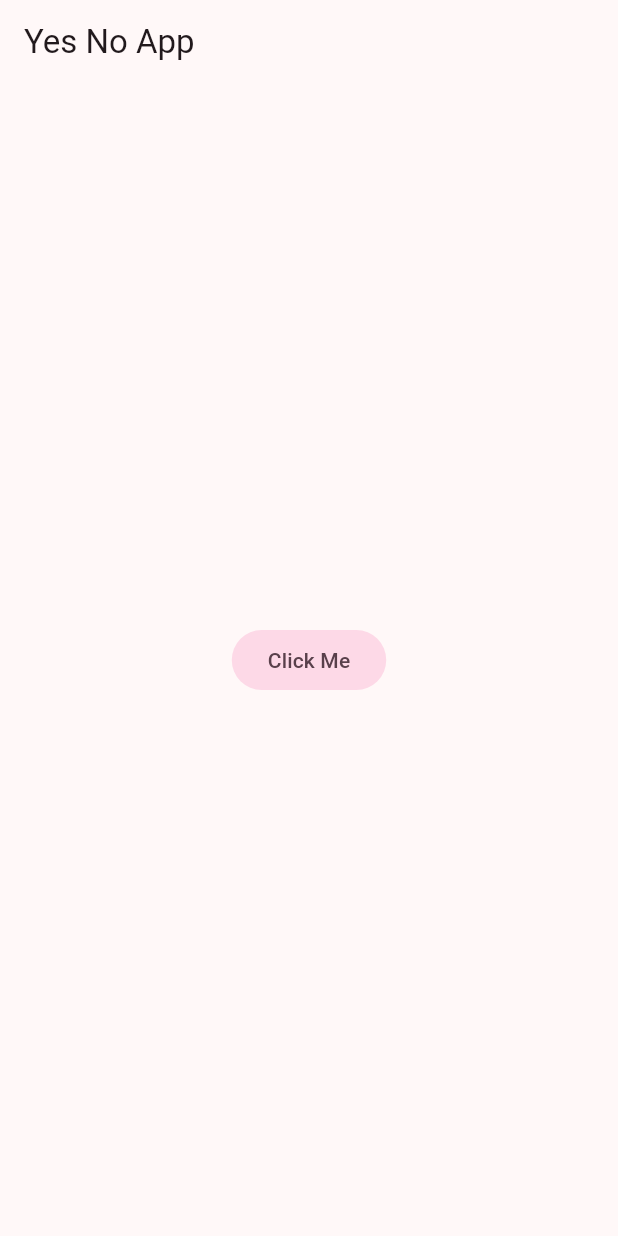
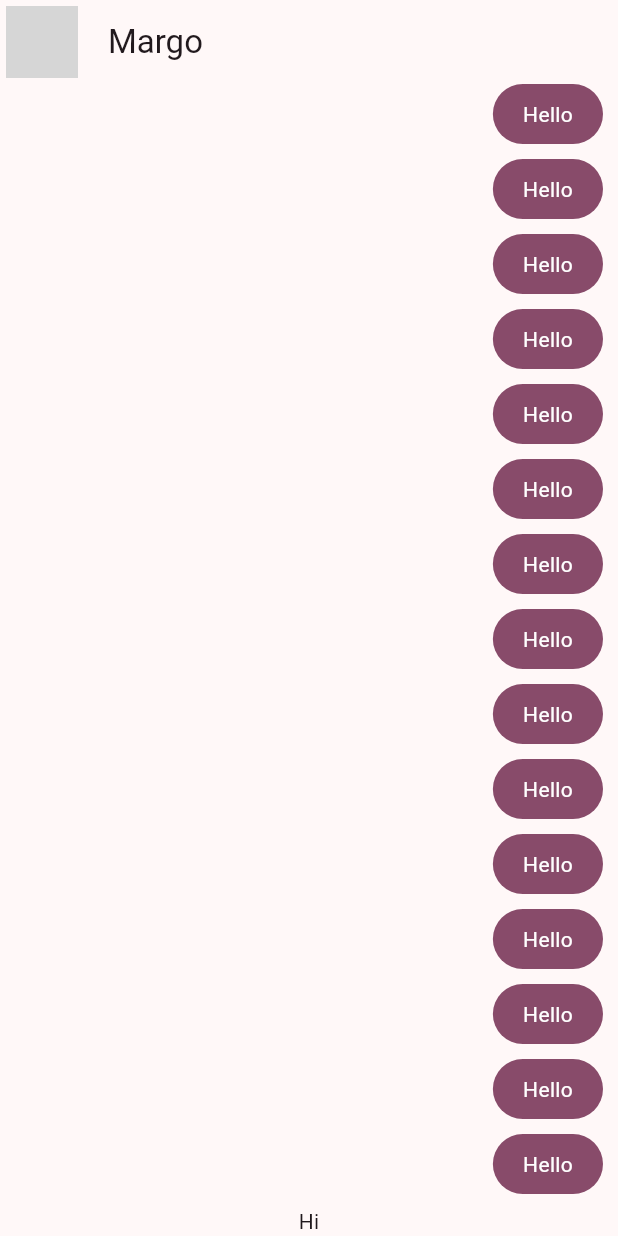
Before and after one commit to riacouoh/yes_no_app, a Flutter app: the screen it shows after launch, on a phone screen of 412 x 824 dp. Run offline on Flutter 3.47's test engine with Material 3 defaults, Android fonts, the phone set to English and light mode, and no system bars; network calls fail; grey boxes are pictures that could not be loaded.

Commit message:
my_message_bubble added

```diff
--- a/lib/config/theme/app_theme.dart
+++ b/lib/config/theme/app_theme.dart
@@ -1,6 +1,6 @@
 import 'package:flutter/material.dart';
 
-const Color _customColor = Color.fromARGB(255, 236, 75, 167);
+const Color _customColor = Color.fromARGB(255, 255, 103, 189);
 
 
 const List<Color> _colorThemes = [
@@ -17,9 +17,9 @@ const List<Color> _colorThemes = [
 class AppTheme {
   final int selectedColor;
 
-  AppTheme({
-    this.selectedColor = 0,
-  }) : assert(selectedColor >= 0 && selectedColor <= _colorThemes.length - 1,
+  AppTheme({this.selectedColor = 0,})
+    : assert(selectedColor >= 0 &&
+      selectedColor <= _colorThemes.length - 1,
             'Colors must be between 0 and ${_colorThemes.length}');
 
 
--- a/lib/main.dart
+++ b/lib/main.dart
@@ -1,5 +1,6 @@
 import 'package:flutter/material.dart';
 import 'package:yes_no_app/config/theme/app_theme.dart';
+import 'package:yes_no_app/presentation/screens/chat/chat_screen.dart';
 
 void main() => runApp(const MyApp());
 
@@ -11,17 +12,8 @@ class MyApp extends StatelessWidget {
     return MaterialApp(
       title: 'Yes No App',
       debugShowCheckedModeBanner: false,
-      theme: AppTheme().theme(),
-      home: Scaffold(
-        appBar: AppBar(
-          title: const Text('Yes No App'),
-        ),
-        body: Center(
-          child: FilledButton.tonal(
-            onPressed: () {},
-            child: const Text("Click Me"))
-        ),
-      ),
+      theme: AppTheme(selectedColor: 0).theme(),
+      home: const ChatScreen(),
     );
   }
 }
--- /dev/null
+++ b/lib/presentation/screens/chat/chat_screen.dart
@@ -0,0 +1,49 @@
+import 'package:flutter/material.dart';
+import 'package:yes_no_app/presentation/widgets/chat/my_message_bubble.dart';
+
+class ChatScreen extends StatelessWidget {
+  const ChatScreen({super.key});
+
+  @override
+  Widget build(BuildContext context) {
+    return Scaffold(
+      appBar: AppBar(
+        leading: const Padding(
+          padding: EdgeInsets.all(4.0),
+          child: CircleAvatar(
+            backgroundImage: NetworkImage("https://images.pexels.com/photos/415829/pexels-photo-415829.jpeg?auto=compress&cs=tinysrgb&w=1260&h=750&dpr=2"),
+          ),
+        ),
+        title: Text("Margo"),
+        centerTitle: false,
+      ),
+      body: _ChatView()
+    );
+  }
+}
+
+class _ChatView extends StatelessWidget {
+
+  @override
+  Widget build(BuildContext context) {
+    return SafeArea(
+      child: Padding(
+        padding: const EdgeInsets.symmetric(horizontal: 10),
+        child: Column(
+          children: [
+            Expanded(child: ListView.builder(
+              itemCount: 100,
+              itemBuilder: (context, index) {
+                return MyMessageBubble();
+            },)
+            ),
+
+          Text("Hi")
+
+          ],
+
+        ),
+      ),
+    );
+  }
+}
--- /dev/null
+++ b/lib/presentation/widgets/chat/my_message_bubble.dart
@@ -0,0 +1,28 @@
+import 'package:flutter/material.dart';
+
+class MyMessageBubble extends StatelessWidget {
+  const MyMessageBubble({super.key});
+
+  @override
+  Widget build(BuildContext context) {
+
+    final colors = Theme.of(context).colorScheme;
+
+    return Column(
+      crossAxisAlignment: CrossAxisAlignment.end,
+      children: [
+        Container(
+          decoration: BoxDecoration(
+            color: colors.primary,
+            borderRadius: BorderRadius.circular(20)
+          ),
+          child: Padding(
+            padding: const EdgeInsets.symmetric(horizontal: 20.0, vertical: 10),
+            child: Text("Hello", style: TextStyle(color: Colors.white),),
+          ),
+        ),
+        SizedBox(height: 10)
+      ],
+    );
+  }
+}
```
